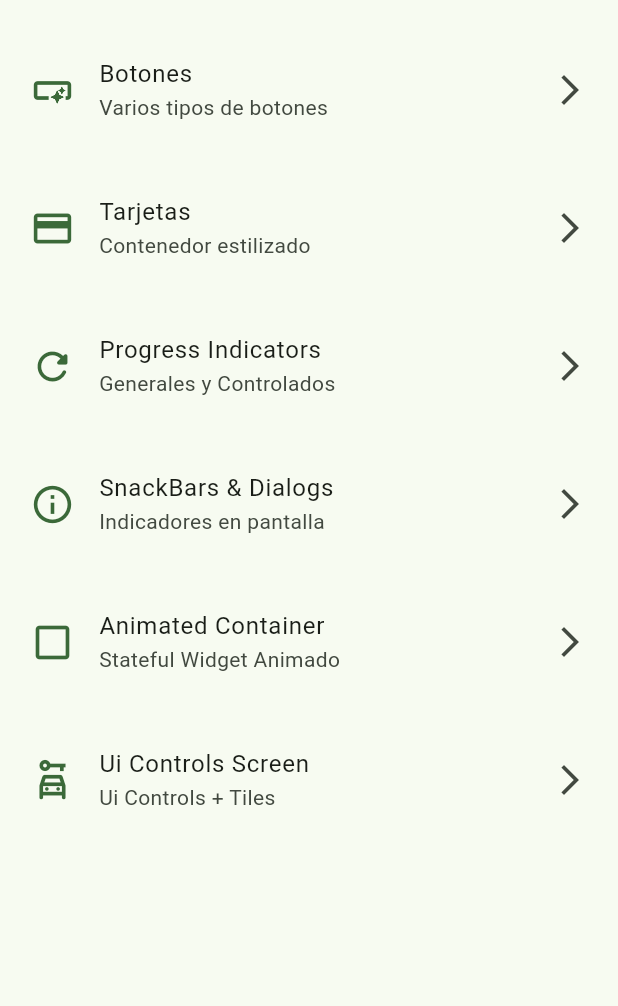
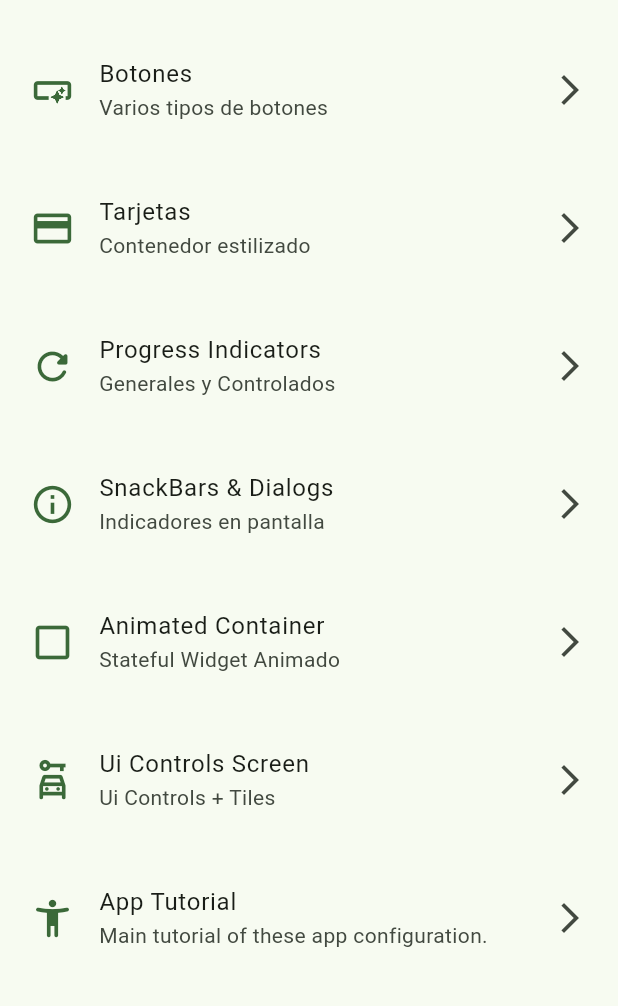
Before and after one commit to AlanMelendez/AppThemeFlutter, a Flutter app: the screen it shows after launch, on a phone screen of 412 x 824 dp, the part 63-1069 px from its top. Run offline on Flutter 3.47's test engine with Material 3 defaults, Android fonts, the phone set to English and light mode, and no system bars; our stand-ins replace go_router.

Commit message:
Añadir nuevas imágenes y GIFs, agregar ruta para la pantalla de tutorial y actualizar el menú de navegación

```diff
--- a/lib/config/menu/menu_items.dart
+++ b/lib/config/menu/menu_items.dart
@@ -53,4 +53,10 @@ const appMenuItems = <MenuItems>[
     link: '/ui-controls',
     icon: Icons.car_rental_outlined,
   ),
+    MenuItems(
+    title: 'App Tutorial',
+    subTitle: 'Main tutorial of these app configuration.',
+    link: '/tutorial',
+    icon: Icons.accessibility_new_rounded,
+  ),
 ];
--- a/lib/config/router/app_router.dart
+++ b/lib/config/router/app_router.dart
@@ -41,5 +41,10 @@ final appRouter = GoRouter(
       name: UiControlsScreen.name,
       builder: (context, state) => UiControlsScreen(),
     ),
+       GoRoute(
+      path: '/tutorial',
+      name: AppTutorialScreen.name,
+      builder: (context, state) => AppTutorialScreen(),
+    ),
   ],
 );
--- a/pubspec.yaml
+++ b/pubspec.yaml
@@ -18,3 +18,7 @@ dev_dependencies:
 
 flutter:
   uses-material-design: true
+
+
+assets:
+ - assets/images/
```
Also changed, not shown: assets/images/1.png (added), assets/images/2.png (added), assets/images/3.png (added), assets/images/jar-loading.gif (added).
